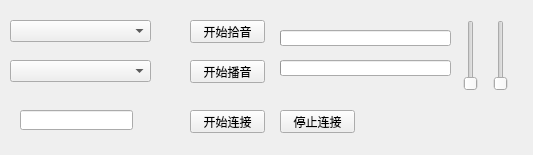
Old version of the form Genshin_TianLi_TeamVoice/Genshin_TianLi_TeamVoice.ui in the repository WeiXiTianLi/Genshin_TianLi_TeamVoice.
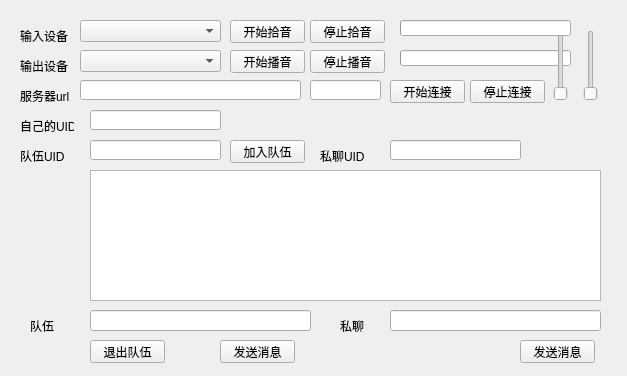
New version of the form.

```diff
--- a/Genshin_TianLi_TeamVoice/Genshin_TianLi_TeamVoice.ui
+++ b/Genshin_TianLi_TeamVoice/Genshin_TianLi_TeamVoice.ui
@@ -6,8 +6,8 @@
    <rect>
     <x>0</x>
     <y>0</y>
-    <width>533</width>
-    <height>155</height>
+    <width>627</width>
+    <height>376</height>
    </rect>
   </property>
   <property name="windowTitle">
@@ -17,7 +17,7 @@
    <widget class="QComboBox" name="comboBox_input">
     <property name="geometry">
      <rect>
-      <x>10</x>
+      <x>80</x>
       <y>20</y>
       <width>141</width>
       <height>22</height>
@@ -27,8 +27,8 @@
    <widget class="QComboBox" name="comboBox_output">
     <property name="geometry">
      <rect>
-      <x>10</x>
-      <y>60</y>
+      <x>80</x>
+      <y>50</y>
       <width>141</width>
       <height>22</height>
      </rect>
@@ -37,8 +37,8 @@
    <widget class="QProgressBar" name="progressBar_output">
     <property name="geometry">
      <rect>
-      <x>280</x>
-      <y>60</y>
+      <x>400</x>
+      <y>50</y>
       <width>171</width>
       <height>16</height>
      </rect>
@@ -53,8 +53,8 @@
    <widget class="QSlider" name="verticalSlider_input">
     <property name="geometry">
      <rect>
-      <x>460</x>
-      <y>20</y>
+      <x>550</x>
+      <y>30</y>
       <width>22</width>
       <height>71</height>
      </rect>
@@ -66,7 +66,7 @@
    <widget class="QPushButton" name="pushButton_getInput">
     <property name="geometry">
      <rect>
-      <x>190</x>
+      <x>230</x>
       <y>20</y>
       <width>75</width>
       <height>23</height>
@@ -79,9 +79,9 @@
    <widget class="QLineEdit" name="lineEdit_ip">
     <property name="geometry">
      <rect>
-      <x>20</x>
-      <y>110</y>
-      <width>113</width>
+      <x>80</x>
+      <y>80</y>
+      <width>221</width>
       <height>20</height>
      </rect>
     </property>
@@ -89,8 +89,8 @@
    <widget class="QPushButton" name="pushButton_setOutput">
     <property name="geometry">
      <rect>
-      <x>190</x>
-      <y>60</y>
+      <x>230</x>
+      <y>50</y>
       <width>75</width>
       <height>23</height>
      </rect>
@@ -102,8 +102,8 @@
    <widget class="QPushButton" name="pushButton_start">
     <property name="geometry">
      <rect>
-      <x>190</x>
-      <y>110</y>
+      <x>390</x>
+      <y>80</y>
       <width>75</width>
       <height>23</height>
      </rect>
@@ -115,8 +115,8 @@
    <widget class="QPushButton" name="pushButton_stop">
     <property name="geometry">
      <rect>
-      <x>280</x>
-      <y>110</y>
+      <x>470</x>
+      <y>80</y>
       <width>75</width>
       <height>23</height>
      </rect>
@@ -128,8 +128,8 @@
    <widget class="QProgressBar" name="progressBar_input">
     <property name="geometry">
      <rect>
-      <x>280</x>
-      <y>30</y>
+      <x>400</x>
+      <y>20</y>
       <width>171</width>
       <height>16</height>
      </rect>
@@ -144,8 +144,8 @@
    <widget class="QSlider" name="verticalSlider_2">
     <property name="geometry">
      <rect>
-      <x>490</x>
-      <y>20</y>
+      <x>580</x>
+      <y>30</y>
       <width>22</width>
       <height>71</height>
      </rect>
@@ -154,6 +154,258 @@
      <enum>Qt::Vertical</enum>
     </property>
    </widget>
+   <widget class="QLineEdit" name="lineEdit_UID">
+    <property name="geometry">
+     <rect>
+      <x>90</x>
+      <y>110</y>
+      <width>131</width>
+      <height>20</height>
+     </rect>
+    </property>
+   </widget>
+   <widget class="QLabel" name="label">
+    <property name="geometry">
+     <rect>
+      <x>20</x>
+      <y>30</y>
+      <width>54</width>
+      <height>12</height>
+     </rect>
+    </property>
+    <property name="text">
+     <string>输入设备</string>
+    </property>
+   </widget>
+   <widget class="QLabel" name="label_2">
+    <property name="geometry">
+     <rect>
+      <x>20</x>
+      <y>60</y>
+      <width>54</width>
+      <height>12</height>
+     </rect>
+    </property>
+    <property name="text">
+     <string>输出设备</string>
+    </property>
+   </widget>
+   <widget class="QLabel" name="label_3">
+    <property name="geometry">
+     <rect>
+      <x>20</x>
+      <y>90</y>
+      <width>54</width>
+      <height>12</height>
+     </rect>
+    </property>
+    <property name="text">
+     <string>服务器url</string>
+    </property>
+   </widget>
+   <widget class="QLabel" name="label_4">
+    <property name="geometry">
+     <rect>
+      <x>20</x>
+      <y>120</y>
+      <width>54</width>
+      <height>12</height>
+     </rect>
+    </property>
+    <property name="text">
+     <string>自己的UID</string>
+    </property>
+   </widget>
+   <widget class="QPushButton" name="pushButton_stopInput">
+    <property name="geometry">
+     <rect>
+      <x>310</x>
+      <y>20</y>
+      <width>75</width>
+      <height>23</height>
+     </rect>
+    </property>
+    <property name="text">
+     <string>停止拾音</string>
+    </property>
+   </widget>
+   <widget class="QPushButton" name="pushButton_stopOutput">
+    <property name="geometry">
+     <rect>
+      <x>310</x>
+      <y>50</y>
+      <width>75</width>
+      <height>23</height>
+     </rect>
+    </property>
+    <property name="text">
+     <string>停止播音</string>
+    </property>
+   </widget>
+   <widget class="QLineEdit" name="lineEdit_ip_port">
+    <property name="geometry">
+     <rect>
+      <x>310</x>
+      <y>80</y>
+      <width>71</width>
+      <height>20</height>
+     </rect>
+    </property>
+   </widget>
+   <widget class="QLabel" name="label_5">
+    <property name="geometry">
+     <rect>
+      <x>20</x>
+      <y>150</y>
+      <width>54</width>
+      <height>12</height>
+     </rect>
+    </property>
+    <property name="text">
+     <string>队伍UID</string>
+    </property>
+   </widget>
+   <widget class="QLineEdit" name="lineEdit_toGroupUID">
+    <property name="geometry">
+     <rect>
+      <x>90</x>
+      <y>140</y>
+      <width>131</width>
+      <height>20</height>
+     </rect>
+    </property>
+   </widget>
+   <widget class="QLineEdit" name="lineEdit">
+    <property name="geometry">
+     <rect>
+      <x>90</x>
+      <y>310</y>
+      <width>221</width>
+      <height>21</height>
+     </rect>
+    </property>
+   </widget>
+   <widget class="QPushButton" name="pushButton_sendGroupMge">
+    <property name="geometry">
+     <rect>
+      <x>220</x>
+      <y>340</y>
+      <width>75</width>
+      <height>23</height>
+     </rect>
+    </property>
+    <property name="text">
+     <string>发送消息</string>
+    </property>
+   </widget>
+   <widget class="QPushButton" name="pushButton_exitGroup">
+    <property name="geometry">
+     <rect>
+      <x>90</x>
+      <y>340</y>
+      <width>75</width>
+      <height>23</height>
+     </rect>
+    </property>
+    <property name="text">
+     <string>退出队伍</string>
+    </property>
+   </widget>
+   <widget class="QLineEdit" name="lineEdit_2">
+    <property name="geometry">
+     <rect>
+      <x>390</x>
+      <y>310</y>
+      <width>211</width>
+      <height>21</height>
+     </rect>
+    </property>
+   </widget>
+   <widget class="QLineEdit" name="lineEdit_toUID">
+    <property name="geometry">
+     <rect>
+      <x>390</x>
+      <y>140</y>
+      <width>131</width>
+      <height>20</height>
+     </rect>
+    </property>
+   </widget>
+   <widget class="QLabel" name="label_6">
+    <property name="geometry">
+     <rect>
+      <x>320</x>
+      <y>150</y>
+      <width>54</width>
+      <height>12</height>
+     </rect>
+    </property>
+    <property name="text">
+     <string>私聊UID</string>
+    </property>
+   </widget>
+   <widget class="QLabel" name="label_7">
+    <property name="geometry">
+     <rect>
+      <x>340</x>
+      <y>320</y>
+      <width>54</width>
+      <height>12</height>
+     </rect>
+    </property>
+    <property name="text">
+     <string>私聊</string>
+    </property>
+   </widget>
+   <widget class="QLabel" name="label_8">
+    <property name="geometry">
+     <rect>
+      <x>30</x>
+      <y>320</y>
+      <width>54</width>
+      <height>12</height>
+     </rect>
+    </property>
+    <property name="text">
+     <string>队伍</string>
+    </property>
+   </widget>
+   <widget class="QPushButton" name="pushButton_sendUIDMge">
+    <property name="geometry">
+     <rect>
+      <x>520</x>
+      <y>340</y>
+      <width>75</width>
+      <height>23</height>
+     </rect>
+    </property>
+    <property name="text">
+     <string>发送消息</string>
+    </property>
+   </widget>
+   <widget class="QPushButton" name="pushButton_joinGroup">
+    <property name="geometry">
+     <rect>
+      <x>230</x>
+      <y>140</y>
+      <width>75</width>
+      <height>23</height>
+     </rect>
+    </property>
+    <property name="text">
+     <string>加入队伍</string>
+    </property>
+   </widget>
+   <widget class="QTextEdit" name="textEdit">
+    <property name="geometry">
+     <rect>
+      <x>90</x>
+      <y>170</y>
+      <width>511</width>
+      <height>131</height>
+     </rect>
+    </property>
+   </widget>
   </widget>
  </widget>
  <layoutdefault spacing="6" margin="11"/>
```
